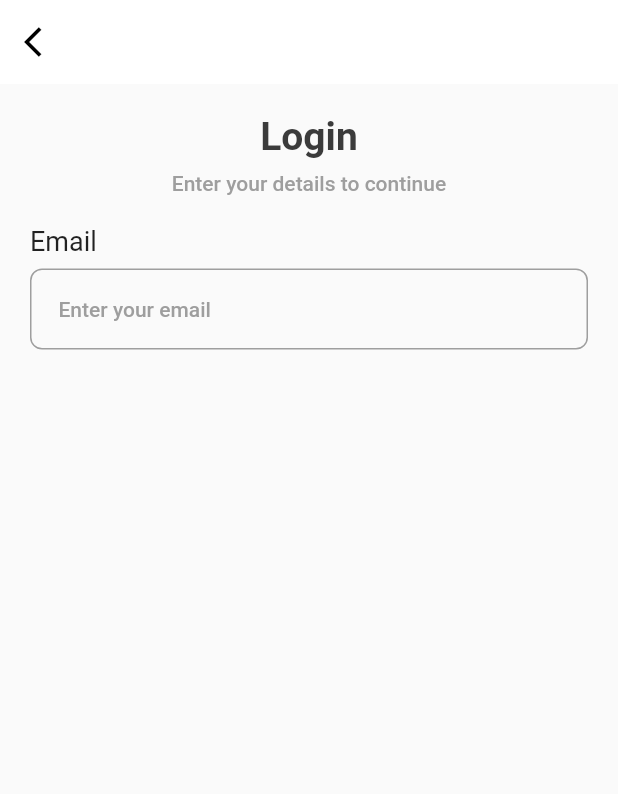
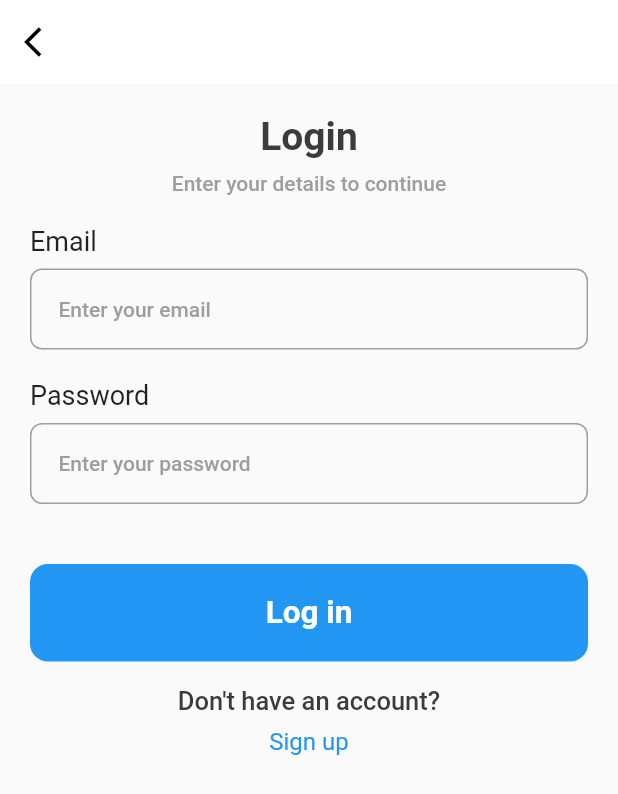
Before and after one commit to HumbleGh/eatsy, a Flutter app: the screen it shows after launch, on a phone screen of 412 x 824 dp. Shown: the top 794 px of the screen. Run offline on Flutter 3.47's test engine with Material 2 defaults, Android fonts, the phone set to English and light mode, and no system bars; our stand-ins replace gap, get.

Commit message:
minor updates

```diff
--- a/lib/pages/home_page.dart
+++ b/lib/pages/home_page.dart
@@ -40,7 +40,37 @@ class HomePage extends StatelessWidget {
               const CustomTextField(
                 label: 'Email',
                 hint: 'Enter your email',
-              )
+              ),
+              Gap(AppLayout.getHeight(20)),
+              const CustomTextField(
+                  label: 'Password', hint: 'Enter your password'),
+              Gap(AppLayout.getHeight(40)),
+              //Log in button
+              Container(
+                padding: EdgeInsets.all(AppLayout.getHeight(20)),
+                decoration: BoxDecoration(
+                    color: Colors.blue,
+                    borderRadius: BorderRadius.circular(12)),
+                child: Text('Log in',
+                    textAlign: TextAlign.center,
+                    style: Styles.headLineStyle2.copyWith(color: Colors.white)),
+              ),
+
+              Gap(AppLayout.getHeight(16)),
+              Text(
+                'Don\'t have an account?',
+                style: Styles.headLineStyle3,
+                textAlign: TextAlign.center,
+              ),
+              Gap(AppLayout.getHeight(8)),
+              GestureDetector(
+                onTap: () {},
+                child: Text(
+                  'Sign up',
+                  style: TextStyle(color: Colors.blue[500], fontSize: 16),
+                  textAlign: TextAlign.center,
+                ),
+              ),
             ]),
       ),
     );
```
